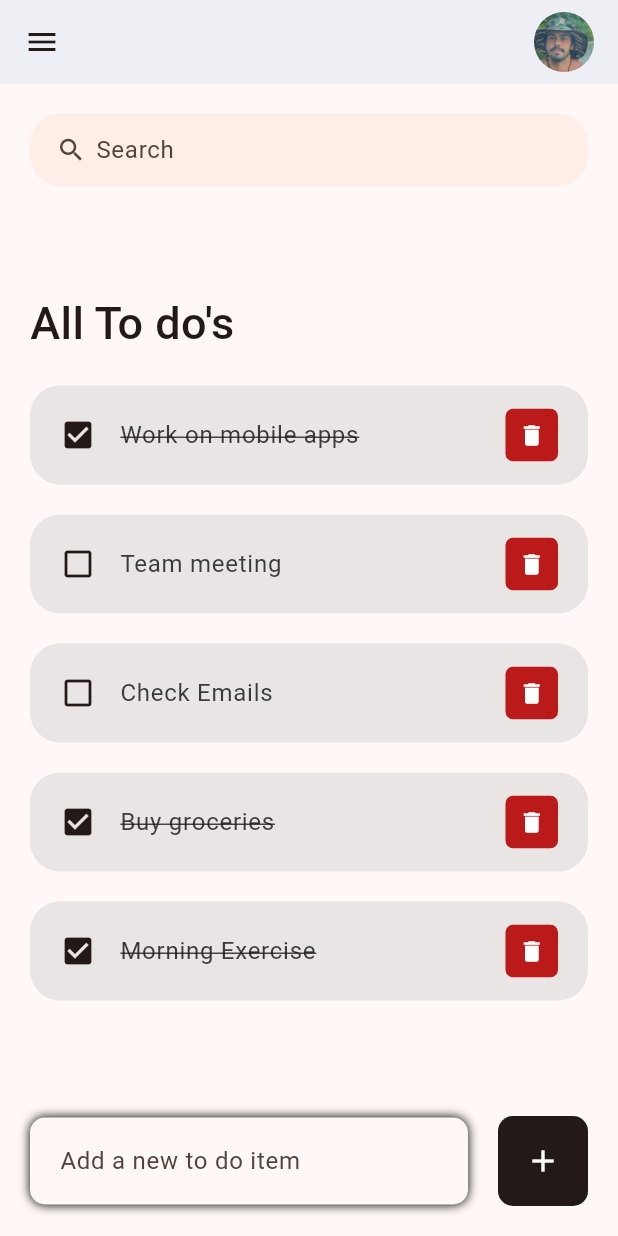
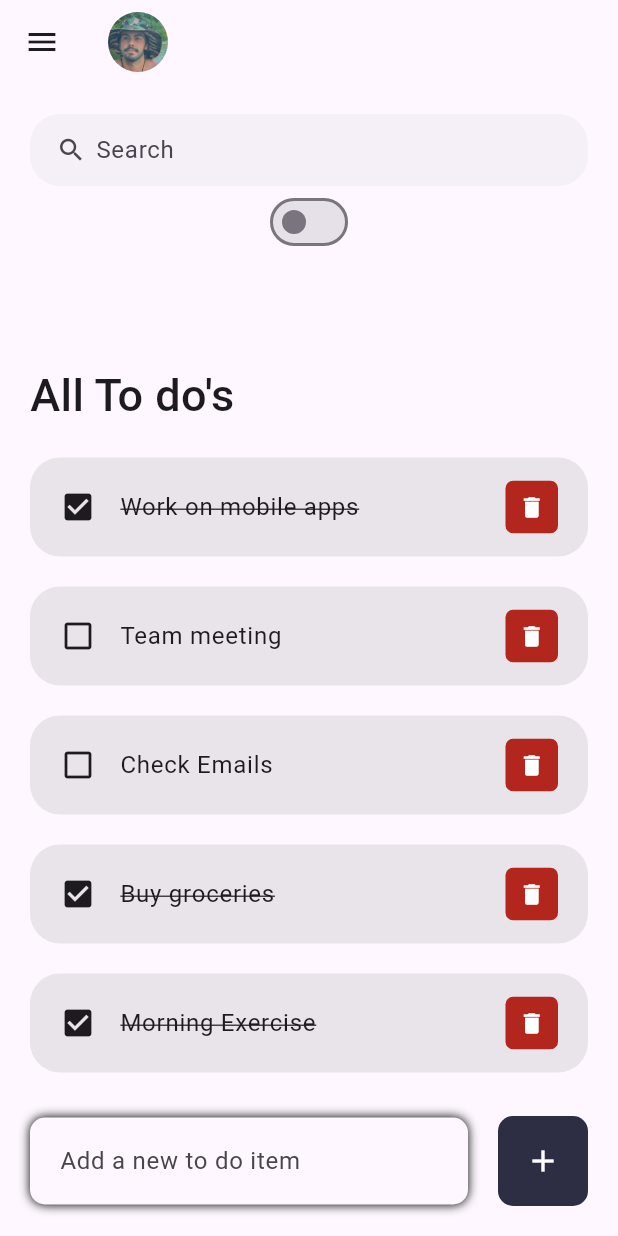
Before and after one commit to Pedro-Miguel-123/Flutter-trials, a Flutter app: the screen it shows after launch, in the side drawer, after a tap on "Home", on a phone screen of 412 x 824 dp. Run offline on Flutter 3.47's test engine with Material 3 defaults, Android fonts, the phone set to English and light mode, and no system bars; our stand-ins replace camera, dio, image_picker, share_plus; missing offline and left inert: unsplash_client.

Commit message:
Added changing between dark and light mode

```diff
--- a/lib/constants/colors.dart
+++ b/lib/constants/colors.dart
@@ -1,7 +1,6 @@
 import 'package:flutter/material.dart';
 
-const Color tdRed = Color(0xFFDA4040);
-const Color tdBlue = Color(0xFF5F52EE);
-const Color tdBlack = Color(0xFF3A3A3A);
-const Color tdGrey = Color(0xFF717171);
-const Color tdBGColor = Color(0xFFEEEFF5);
+class MyAppColors {
+  static const darkBlue = Color(0xFF1E1E2C);
+  static const lightBlue = Color(0xFF2D2D44);
+}
--- /dev/null
+++ b/lib/constants/theme.dart
@@ -0,0 +1,11 @@
+import 'dart:ui';
+import 'package:flutter/material.dart';
+import 'package:to_do_app/constants/colors.dart';
+
+class MyAppThemes {
+  static final lightTheme = ThemeData(
+      primaryColor: MyAppColors.lightBlue, brightness: Brightness.light);
+
+  static final darkTheme = ThemeData(
+      primaryColor: MyAppColors.darkBlue, brightness: Brightness.dark);
+}
--- a/lib/main.dart
+++ b/lib/main.dart
@@ -1,8 +1,13 @@
 import 'package:flutter/material.dart';
+import 'package:provider/provider.dart';
+import 'package:to_do_app/providers/theme_provider.dart';
 import 'package:to_do_app/screens/home.dart';
 
 void main() {
-  runApp(const MainApp());
+  runApp(ChangeNotifierProvider(
+    create: (context) => ThemeProvider(),
+    child: const MainApp(),
+  ));
 }
 
 class MainApp extends StatelessWidget {
@@ -13,9 +18,8 @@ class MainApp extends StatelessWidget {
     return MaterialApp(
       debugShowCheckedModeBanner: false,
       title: 'To Do App',
-      theme: ThemeData(
-          useMaterial3: true,
-          colorScheme: ColorScheme.fromSeed(seedColor: Colors.deepOrange)),
+      theme: Provider.of<ThemeProvider>(context).themeDataStyle,
+      themeMode: ThemeMode.system,
       home: const Home(),
     );
   }
--- /dev/null
+++ b/lib/providers/theme_provider.dart
@@ -0,0 +1,19 @@
+import 'package:flutter/material.dart';
+import 'package:to_do_app/constants/theme.dart';
+
+class ThemeProvider extends ChangeNotifier {
+  ThemeData _themeDataStyle = MyAppThemes.lightTheme;
+
+  ThemeData get themeDataStyle => _themeDataStyle;
+
+  set themeDataStyle(ThemeData themeData) {
+    _themeDataStyle = themeData;
+    notifyListeners();
+  }
+
+  void changeTheme() {
+    themeDataStyle = (_themeDataStyle == MyAppThemes.lightTheme)
+        ? MyAppThemes.darkTheme
+        : MyAppThemes.lightTheme;
+  }
+}
--- a/lib/screens/api_page.dart
+++ b/lib/screens/api_page.dart
@@ -25,9 +25,9 @@ class _APIPage extends State<APIPage> {
   Widget build(BuildContext context) {
     final theme = Theme.of(context);
     return Scaffold(
-        drawer: const NavigationDrawerWidget(),
+        drawer: NavigationDrawerWidget(),
         backgroundColor: theme.scaffoldBackgroundColor,
-        appBar: buildAppBar(),
+        appBar: buildAppBar(context),
         body: Container(
           padding: const EdgeInsets.symmetric(horizontal: 20, vertical: 20),
           child: Column(
--- a/lib/screens/camera_page.dart
+++ b/lib/screens/camera_page.dart
@@ -66,8 +66,8 @@ class _CameraPageState extends State<CameraPage> {
   @override
   Widget build(BuildContext context) {
     return Scaffold(
-      drawer: const NavigationDrawerWidget(),
-      appBar: buildAppBar(),
+      drawer: NavigationDrawerWidget(),
+      appBar: buildAppBar(context),
       body: SafeArea(
           child: Stack(
         children: [
--- a/lib/screens/home.dart
+++ b/lib/screens/home.dart
@@ -1,5 +1,8 @@
 import 'package:flutter/material.dart';
+import 'package:provider/provider.dart';
+import 'package:to_do_app/constants/theme.dart';
 import 'package:to_do_app/models/to_do.dart';
+import 'package:to_do_app/providers/theme_provider.dart';
 import 'package:to_do_app/widgets/BuildAppBar.dart';
 import 'package:to_do_app/widgets/NavigationDrawer.dart';
 import 'package:to_do_app/widgets/SearchBarCustom.dart';
@@ -25,11 +28,12 @@ class _HomeState extends State<Home> {
 
   @override
   Widget build(BuildContext context) {
+    final themeProvider = Provider.of<ThemeProvider>(context);
     final theme = Theme.of(context);
 
     return Scaffold(
       drawer: const NavigationDrawerWidget(),
-      appBar: buildAppBar(),
+      appBar: buildAppBar(context),
       body: Stack(
         children: [
           Container(
@@ -39,6 +43,14 @@ class _HomeState extends State<Home> {
                   SearchBarCustom(onValueChanged: (value) {
                     _runFilter(value);
                   }),
+                  Switch(
+                    value: themeProvider.themeDataStyle == MyAppThemes.darkTheme
+                        ? true
+                        : false,
+                    onChanged: (isOn) {
+                      themeProvider.changeTheme();
+                    },
+                  ),
                   Expanded(
                     child: ListView(
                       padding: const EdgeInsets.only(top: 20, bottom: 50),
@@ -92,7 +104,7 @@ class _HomeState extends State<Home> {
                     margin: const EdgeInsets.only(bottom: 20, right: 20),
                     child: IconButton(
                         style: IconButton.styleFrom(
-                            backgroundColor: theme.colorScheme.onSurface,
+                            backgroundColor: theme.primaryColor,
                             minimumSize: const Size(60, 60),
                             shape: RoundedRectangleBorder(
                                 borderRadius: BorderRadius.circular(10))),
@@ -152,7 +164,7 @@ class _HomeState extends State<Home> {
     return Container(
       padding: const EdgeInsets.symmetric(horizontal: 15),
       decoration: BoxDecoration(
-          color: Theme.of(context).colorScheme.onInverseSurface,
+          color: Theme.of(context).colorScheme.secondary,
           borderRadius: BorderRadius.circular(20)),
       child: TextField(
         onChanged: (value) => _runFilter(value),
--- a/lib/screens/preview_page.dart
+++ b/lib/screens/preview_page.dart
@@ -13,8 +13,8 @@ class PreviewPage extends StatelessWidget {
   @override
   Widget build(BuildContext context) {
     return Scaffold(
-        drawer: const NavigationDrawerWidget(),
-        appBar: buildAppBar(),
+        drawer: NavigationDrawerWidget(),
+        appBar: buildAppBar(context),
         body: Center(
             child: Column(
           mainAxisSize: MainAxisSize.min,
--- a/lib/screens/settings.dart
+++ b/lib/screens/settings.dart
@@ -8,7 +8,7 @@ import 'package:to_do_app/widgets/BuildAppBar.dart';
 import 'package:to_do_app/widgets/NavigationDrawer.dart';
 
 class Settings extends StatelessWidget {
-  Settings({Key? key}) : super(key: key);
+  const Settings({super.key});
 
   @override
   Widget build(BuildContext context) {
@@ -16,7 +16,7 @@ class Settings extends StatelessWidget {
     return Scaffold(
         drawer: NavigationDrawerWidget(),
         backgroundColor: theme.scaffoldBackgroundColor,
-        appBar: buildAppBar(),
+        appBar: buildAppBar(context),
         body: SizedBox(
           width: double.infinity,
           child: Column(
--- a/lib/widgets/BuildAppBar.dart
+++ b/lib/widgets/BuildAppBar.dart
@@ -1,13 +1,12 @@
 // ignore_for_file: file_names
+import 'package:flutter/material.dart';
 
-import 'package:flutter/material.dart';
-import 'package:to_do_app/constants/colors.dart';
-
-AppBar buildAppBar() {
+/// TODO: Try and make this a StatefulWidget to be able to have a class and change the themes
+AppBar buildAppBar(BuildContext context) {
   return AppBar(
-    backgroundColor: tdBGColor,
+    backgroundColor: Theme.of(context).scaffoldBackgroundColor,
     title: Row(
-      mainAxisAlignment: MainAxisAlignment.end,
+      mainAxisAlignment: MainAxisAlignment.spaceBetween,
       children: [
         SizedBox(
           height: 40,
--- a/lib/widgets/ToDoItem.dart
+++ b/lib/widgets/ToDoItem.dart
@@ -34,7 +34,6 @@ class ToDoItem extends StatelessWidget {
         title: Text(todo.toDoText!,
             style: TextStyle(
                 fontSize: 16,
-                color: tdBlack,
                 decoration: todo.isDone ? TextDecoration.lineThrough : null)),
         trailing: Container(
           height: 35,
--- a/pubspec.yaml
+++ b/pubspec.yaml
@@ -16,6 +16,7 @@ dependencies:
   path_provider: ^2.1.3
   unsplash_client: ^2.2.0
   dio: ^5.4.3+1
+  provider: ^6.1.2
 
 dev_dependencies:
   flutter_test:
```
Also changed, not shown: pubspec.lock.
